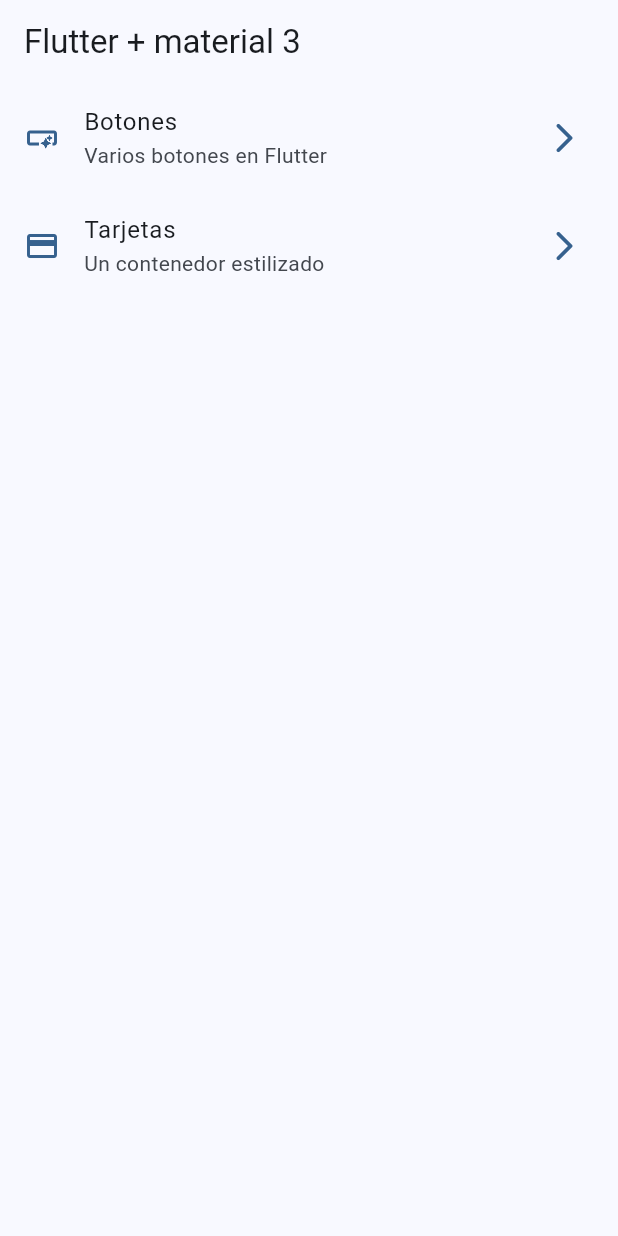
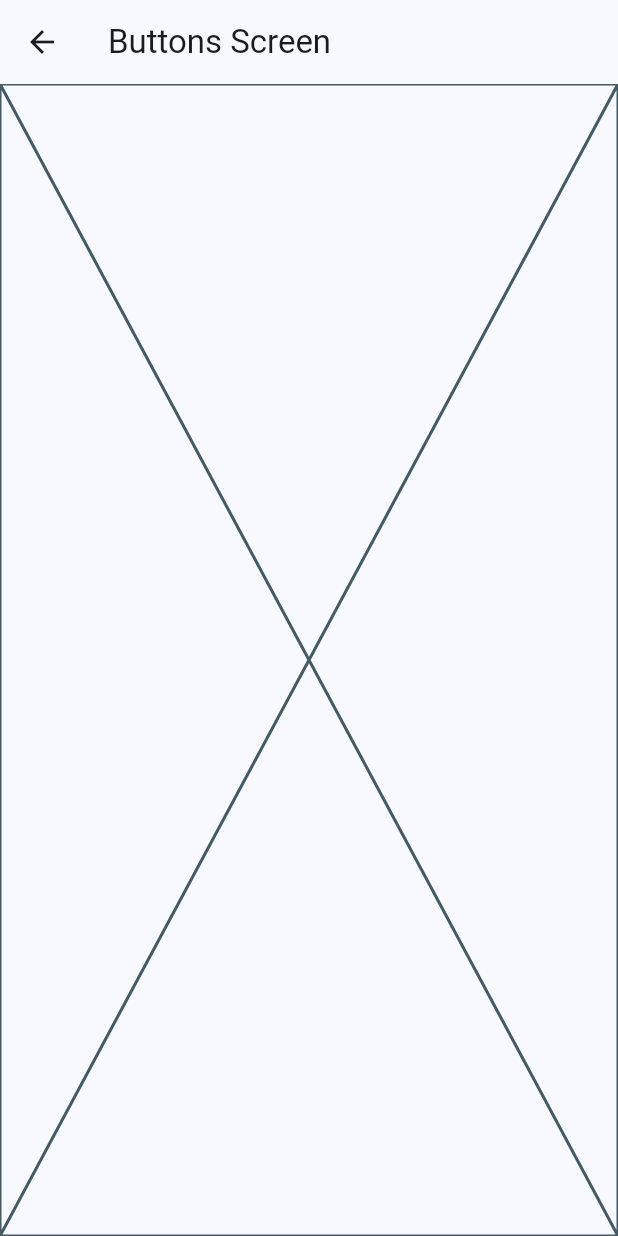
Before and after one commit to EstebanDiaz001/widgets_app, a Flutter app: the screen it shows after launch, after a tap on "Botones", on a phone screen of 412 x 824 dp. Run offline on Flutter 3.47's test engine with Material 2 defaults, Android fonts, the phone set to English and light mode, and no system bars; our stand-ins replace go_router.

Commit message:
go_router

```diff
--- a/lib/config/menu/menu_items.dart
+++ b/lib/config/menu/menu_items.dart
@@ -23,6 +23,6 @@ const appMenuItems = <MenuItem>[
   MenuItem(
     title: 'Tarjetas',
     subTitle: 'Un contenedor estilizado',
-    link: '/card',
+    link: '/cards',
     icon: Icons.credit_card),
 ];
--- /dev/null
+++ b/lib/config/router/app_router.dart
@@ -0,0 +1,24 @@
+import 'package:go_router/go_router.dart';
+import 'package:widgets_app/presentation/screens/screens.dart';
+
+// GoRouter configuration
+final appRouter = GoRouter(
+  initialLocation: '/',
+  routes: [
+    GoRoute(
+      path: '/',
+      builder: (context, state) => const HomeScreen(),
+    ),
+
+    GoRoute(
+      path: '/buttons',
+      builder: (context, state) => const ButtonsScreen(),
+    ),
+
+    GoRoute(
+      path: '/cards',
+      builder: (context, state) => const CardsScreen(),
+    ),
+
+  ],
+);
--- a/lib/main.dart
+++ b/lib/main.dart
@@ -1,6 +1,6 @@
 import 'package:flutter/material.dart';
+import 'package:widgets_app/config/router/app_router.dart';
 import 'package:widgets_app/config/theme/app_theme.dart';
-import 'package:widgets_app/presentation/screens/home/home_screen.dart';
 
 void main() {
   runApp(const MainApp());
@@ -11,10 +11,12 @@ class MainApp extends StatelessWidget {
 
   @override
   Widget build(BuildContext context) {
-    return MaterialApp(
+    return MaterialApp.router(
       debugShowCheckedModeBanner: false,
       theme: AppTheme(selectedColor: 0).getTheme(),
-      home: const HomeScreen()
+      routerConfig: appRouter,
+
+
     );
   }
 }
--- /dev/null
+++ b/lib/presentation/screens/buttons/buttons_screen.dart
@@ -0,0 +1,15 @@
+import 'package:flutter/material.dart';
+
+class ButtonsScreen extends StatelessWidget {
+  const ButtonsScreen({super.key});
+
+  @override
+  Widget build(BuildContext context) {
+    return Scaffold(
+      appBar: AppBar(
+        title: const Text('Buttons Screen'),
+      ),
+      body: const Placeholder(),
+    );
+  }
+}
--- a/lib/presentation/screens/home/home_screen.dart
+++ b/lib/presentation/screens/home/home_screen.dart
@@ -1,6 +1,6 @@
 import 'package:flutter/material.dart';
+import 'package:go_router/go_router.dart';
 import 'package:widgets_app/config/menu/menu_items.dart';
-
 
 class HomeScreen extends StatelessWidget {
   const HomeScreen({super.key});
@@ -8,7 +8,6 @@ class HomeScreen extends StatelessWidget {
   @override
   Widget build(BuildContext context) {
     return Scaffold(
-
       appBar: AppBar(
         title: const Text('Flutter + material 3'),
       ),
@@ -20,7 +19,6 @@ class HomeScreen extends StatelessWidget {
 class _HomeView extends StatelessWidget {
   const _HomeView();
 
-
   @override
   Widget build(BuildContext context) {
     return ListView.builder(
@@ -30,7 +28,7 @@ class _HomeView extends StatelessWidget {
 
         return _CustomListTile(menuItem: menuItem);
       },
-      );
+    );
   }
 }
 
@@ -43,16 +41,29 @@ class _CustomListTile extends StatelessWidget {
 
   @override
   Widget build(BuildContext context) {
-
     final colors = Theme.of(context).colorScheme;
 
-
     return ListTile(
-      leading: Icon(menuItem.icon, color: colors.primary ),
-      trailing: Icon(Icons.arrow_forward_ios_rounded, color: colors.primary,),
+      leading: Icon(menuItem.icon, color: colors.primary),
+      trailing: Icon(
+        Icons.arrow_forward_ios_rounded,
+        color: colors.primary,
+      ),
       title: Text(menuItem.title),
       subtitle: Text(menuItem.subTitle),
-      onTap: () => {},
+      onTap: ()  {
+
+
+        // Navigator.of(context).push(
+        //   MaterialPageRoute(
+        //     builder: (context) => const ButtonsScreen(),
+        //   ),
+        // )
+        // Navigator.pushNamed(context, menuItem.link)
+        context.push(menuItem.link);
+
+
+      },
     );
   }
 }
--- /dev/null
+++ b/lib/presentation/screens/screens.dart
@@ -0,0 +1,3 @@
+export 'package:widgets_app/presentation/screens/cards/cards_screens.dart';
+export 'package:widgets_app/presentation/screens/buttons/buttons_screen.dart';
+export 'package:widgets_app/presentation/screens/home/home_screen.dart';
--- a/pubspec.yaml
+++ b/pubspec.yaml
@@ -9,11 +9,12 @@ environment:
 dependencies:
   flutter:
     sdk: flutter
+  go_router: ^7.0.0
 
 dev_dependencies:
+  flutter_lints: ^2.0.0
   flutter_test:
     sdk: flutter
-  flutter_lints: ^2.0.0
 
 flutter:
   uses-material-design: true
```
Also changed, not shown: lib/presentation/screens/cards/cards_screens.dart (added, +15 -0 lines), pubspec.lock.
